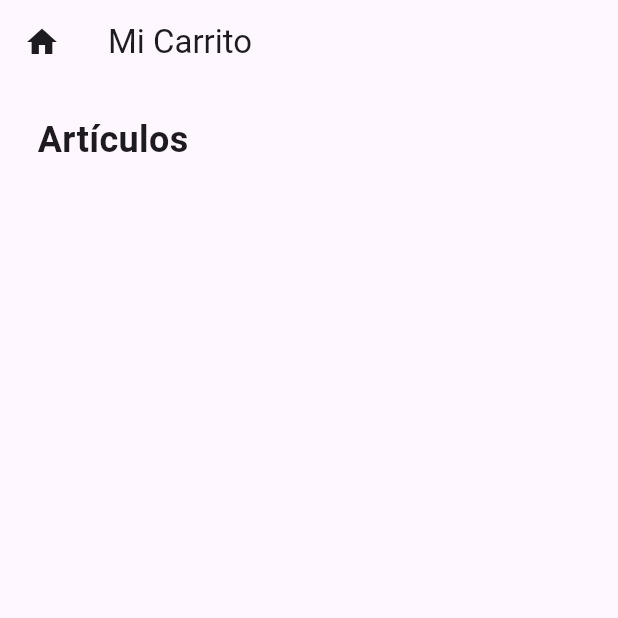
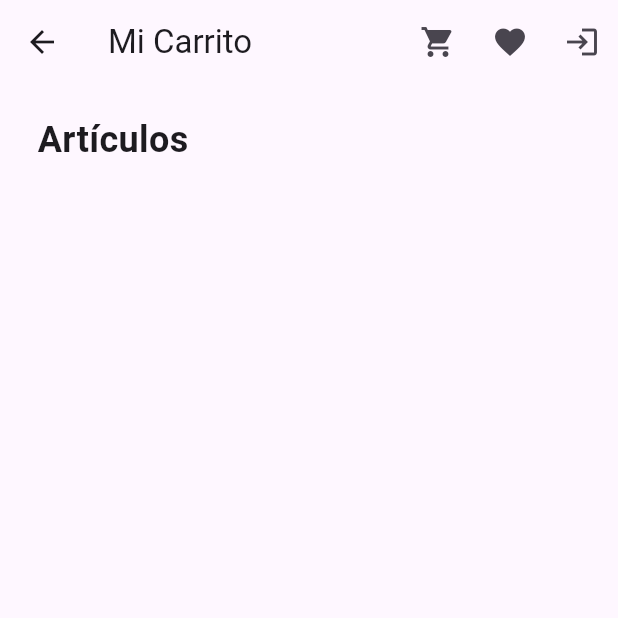
Before and after one commit to Nemog17/Minimalist-Shopping-App, a Flutter app: the CartPage screen opened by its route, on a phone screen of 412 x 824 dp, the top half of it. Run offline on Flutter 3.47's test engine with Material 3 defaults, Android fonts, the phone set to English and light mode, and no system bars; our stand-ins replace flutter_bloc, go_router, google_nav_bar.

Commit message:
Add unified header navigation

```diff
--- /dev/null
+++ b/lib/components/app_header.dart
@@ -0,0 +1,89 @@
+import 'package:flutter/material.dart';
+import 'package:flutter_bloc/flutter_bloc.dart';
+import 'package:go_router/go_router.dart';
+
+import '../cubits/cart_cubit.dart';
+import '../cubits/auth_cubit.dart';
+
+class AppHeader extends StatelessWidget implements PreferredSizeWidget {
+  final String title;
+  final bool showBack;
+
+  const AppHeader({super.key, required this.title, this.showBack = false});
+
+  @override
+  Size get preferredSize => const Size.fromHeight(kToolbarHeight);
+
+  @override
+  Widget build(BuildContext context) {
+    final cartState = context.watch<CartCubit>().state;
+    final authState = context.watch<AuthCubit>().state;
+    final cartCount = cartState.userCart.length;
+
+    return AppBar(
+      leading: IconButton(
+        icon: Icon(showBack ? Icons.arrow_back : Icons.home),
+        onPressed: () {
+          if (showBack) {
+            context.pop();
+          } else {
+            context.go('/home');
+          }
+        },
+      ),
+      title: Text(title),
+      actions: [
+        Stack(
+          children: [
+            IconButton(
+              icon: const Icon(Icons.shopping_cart),
+              onPressed: () => context.go('/cart'),
+            ),
+            if (cartCount > 0)
+              Positioned(
+                right: 6,
+                top: 6,
+                child: Container(
+                  padding: const EdgeInsets.all(2),
+                  decoration: const BoxDecoration(
+                    color: Colors.red,
+                    shape: BoxShape.circle,
+                  ),
+                  constraints: const BoxConstraints(minWidth: 16, minHeight: 16),
+                  child: Text(
+                    '$cartCount',
+                    style: const TextStyle(color: Colors.white, fontSize: 10),
+                    textAlign: TextAlign.center,
+                  ),
+                ),
+              ),
+          ],
+        ),
+        IconButton(
+          icon: const Icon(Icons.favorite),
+          onPressed: () => context.go('/wishlist'),
+        ),
+        if (authState.isAdmin)
+          IconButton(
+            icon: const Icon(Icons.admin_panel_settings),
+            onPressed: () => context.go('/admin'),
+          ),
+        if (authState.isLoggedIn)
+          IconButton(
+            icon: const Icon(Icons.logout),
+            onPressed: () {
+              context.read<AuthCubit>().logout();
+              ScaffoldMessenger.of(context).showSnackBar(
+                const SnackBar(content: Text('Sesión cerrada')),
+              );
+            },
+          )
+        else
+          IconButton(
+            icon: const Icon(Icons.login),
+            onPressed: () => context.go('/login'),
+          ),
+      ],
+    );
+  }
+}
--- a/lib/pages/admin_page.dart
+++ b/lib/pages/admin_page.dart
@@ -3,6 +3,7 @@ import 'package:flutter_bloc/flutter_bloc.dart';
 
 import '../models/product.dart';
 import '../cubits/cart_cubit.dart';
+import '../components/app_header.dart';
 
 class AdminPage extends StatefulWidget {
   const AdminPage({super.key});
@@ -41,7 +42,7 @@ class _AdminPageState extends State<AdminPage> {
     final cubit = context.read<CartCubit>();
     final cart = context.watch<CartCubit>().state;
     return Scaffold(
-      appBar: AppBar(title: const Text('Panel de Administración')),
+      appBar: const AppHeader(title: 'Panel de Administración', showBack: true),
       body: Padding(
         padding: const EdgeInsets.all(16),
         child: SingleChildScrollView(
--- a/lib/pages/cart_page.dart
+++ b/lib/pages/cart_page.dart
@@ -1,6 +1,8 @@
 import 'package:flutter/material.dart';
 import 'package:flutter_bloc/flutter_bloc.dart';
 import 'package:go_router/go_router.dart';
+
+import '../components/app_header.dart';
 
 import '../components/cart_item.dart';
 import '../cubits/cart_cubit.dart';
@@ -15,13 +17,7 @@ class CartPage extends StatelessWidget {
   @override
   Widget build(BuildContext context) {
     return Scaffold(
-      appBar: AppBar(
-        title: const Text('Mi Carrito'),
-        leading: IconButton(
-          icon: const Icon(Icons.home),
-          onPressed: () => context.pop(),
-        ),
-      ),
+      appBar: const AppHeader(title: 'Mi Carrito', showBack: true),
       body: BlocBuilder<CartCubit, CartState>(
         builder: (context, state) {
           final items = state.userCart;
@@ -63,13 +59,11 @@ class CartPage extends StatelessWidget {
           );
         },
       ),
-      bottomNavigationBar: BlocBuilder<CartCubit, CartState>(
+      floatingActionButton: BlocBuilder<CartCubit, CartState>(
         builder: (context, state) {
           final items = state.userCart;
           if (items.isEmpty) return const SizedBox.shrink();
-          return Padding(
-            padding: const EdgeInsets.all(16.0),
-            child: ElevatedButton(
+          return FloatingActionButton.extended(
             onPressed: () async {
               final auth = context.read<AuthCubit>();
               if (!auth.state.isLoggedIn) {
@@ -123,8 +117,7 @@ class CartPage extends StatelessWidget {
                   );
                 }
               },
-              child: const Text('Pagar'),
-            ),
+              label: const Text('Pagar'),
             );
         },
       ),
--- a/lib/pages/intro_page.dart
+++ b/lib/pages/intro_page.dart
@@ -1,6 +1,8 @@
 import 'package:flutter/material.dart';
 
 import 'package:go_router/go_router.dart';
+
+import '../components/app_header.dart';
 
 class IntroPage extends StatelessWidget {
   const IntroPage({super.key});
@@ -8,6 +10,7 @@ class IntroPage extends StatelessWidget {
   @override
   Widget build(BuildContext context) {
     return Scaffold(
+      appBar: const AppHeader(title: 'Bienvenido'),
       backgroundColor: Colors.grey[300],
       body: Center(
         child: Padding(
--- a/lib/pages/login_page.dart
+++ b/lib/pages/login_page.dart
@@ -1,6 +1,8 @@
 import 'package:flutter/material.dart';
 import 'package:flutter_bloc/flutter_bloc.dart';
 import 'package:go_router/go_router.dart';
+
+import '../components/app_header.dart';
 
 import '../cubits/auth_cubit.dart';
 
@@ -33,7 +35,7 @@ class _LoginPageState extends State<LoginPage> {
   @override
   Widget build(BuildContext context) {
     return Scaffold(
-      appBar: AppBar(title: const Text('Iniciar Sesión')),
+      appBar: const AppHeader(title: 'Iniciar Sesión', showBack: true),
       body: Padding(
         padding: const EdgeInsets.all(16),
         child: Column(
--- a/lib/pages/product_detail_page.dart
+++ b/lib/pages/product_detail_page.dart
@@ -3,6 +3,7 @@ import 'package:flutter_bloc/flutter_bloc.dart';
 
 import '../cubits/cart_cubit.dart';
 import '../models/product.dart';
+import '../components/app_header.dart';
 
 class ProductDetailPage extends StatefulWidget {
   final Product product;
@@ -19,7 +20,7 @@ class _ProductDetailPageState extends State<ProductDetailPage> {
   Widget build(BuildContext context) {
     final product = widget.product;
     return Scaffold(
-      appBar: AppBar(title: Text(product.name)),
+      appBar: AppHeader(title: product.name, showBack: true),
       body: SingleChildScrollView(
         padding: const EdgeInsets.all(16),
         child: Column(
```
Also changed, not shown: lib/pages/home_page.dart (+2 -62 lines), lib/pages/wishlist_page.dart (+3 -7 lines). Lines whose indentation alone changed are shown as unchanged.
